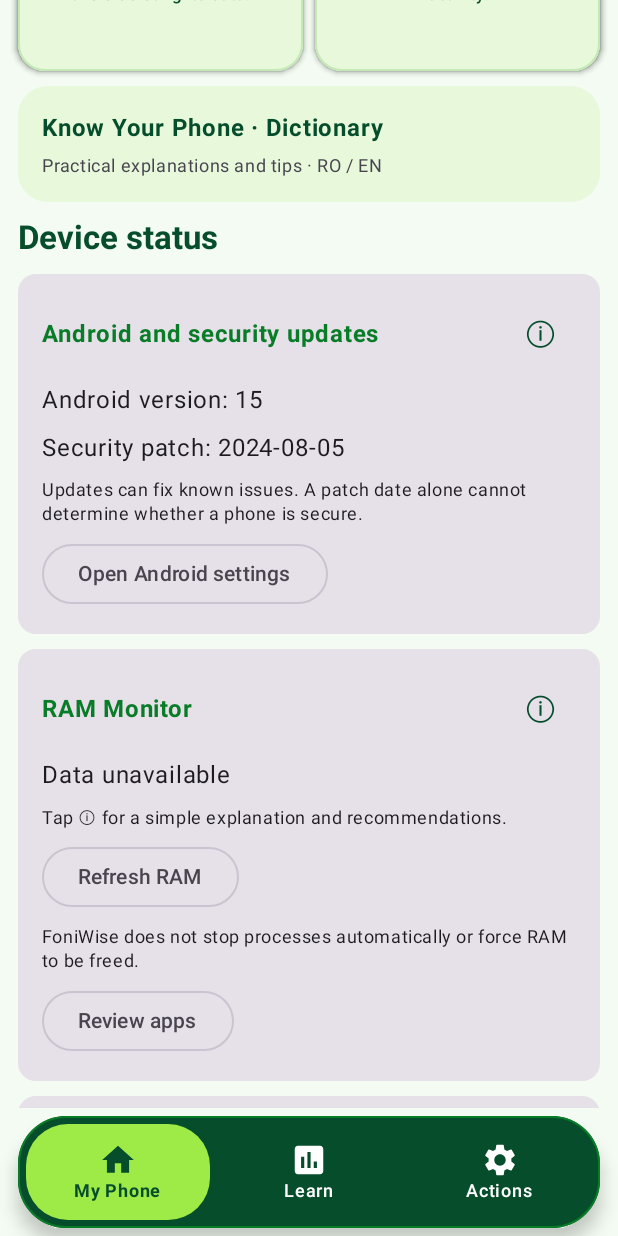
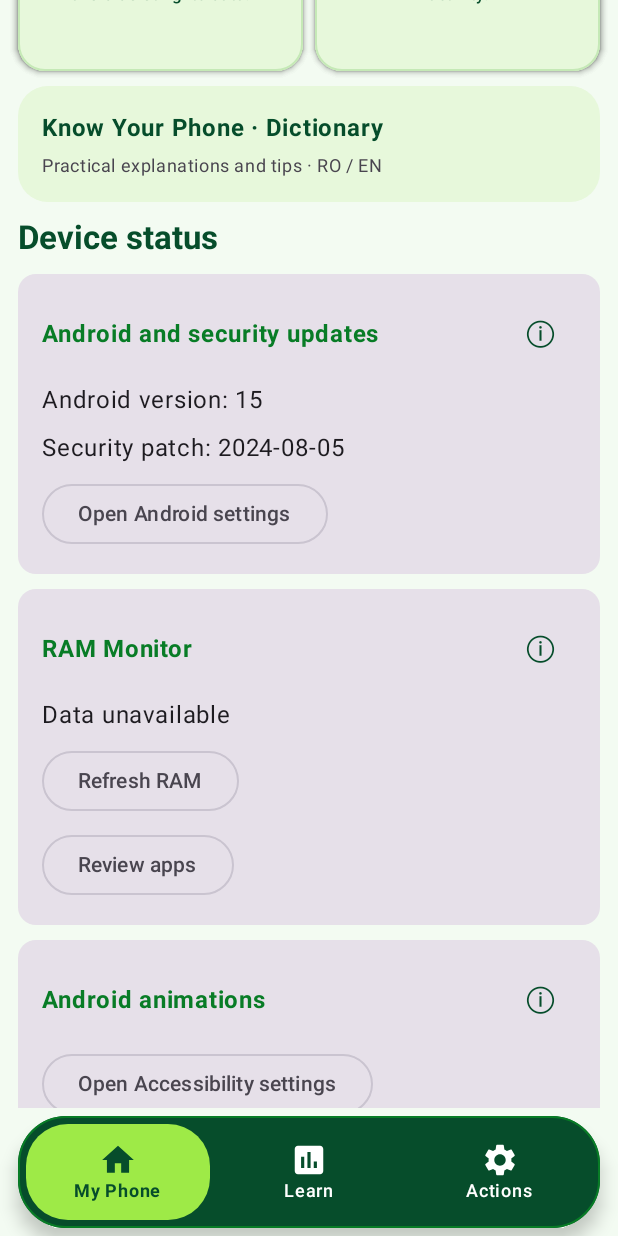
Before and after one commit to TrestianuA/SAFEGUARD-Android, an Android app built with Jetpack Compose: the composable SafeguardScreen called with empty values, scrolled down 516 dp, on a phone screen of 412 x 824 dp. Run offline under Robolectric (Android 15) with nearby library versions, the phone set to English and light mode, and no system bars.

Commit message:
ux: remove redundant device-card prose while retaining detailed guidance

```diff
--- a/app/src/main/java/com/safeguard/android/MainActivity.kt
+++ b/app/src/main/java/com/safeguard/android/MainActivity.kt
@@ -940,10 +940,6 @@ private fun DeviceHealthCards(context: Context, helpEnglish: Boolean, onLanguage
             val patch = Build.VERSION.SECURITY_PATCH.takeIf { it.isNotBlank() }
             Text((if (helpEnglish) "Security patch: " else "Patch de securitate: ") +
                 (patch ?: if (helpEnglish) "Not reported by Android" else "Neraportat de Android"))
-            Text(if (helpEnglish)
-                "Updates can fix known issues. A patch date alone cannot determine whether a phone is secure."
-                else "Actualizările pot remedia probleme cunoscute. Data patch-ului nu stabilește singură dacă telefonul este sigur.",
-                style = MaterialTheme.typography.bodySmall)
             OutlinedButton(onClick = { launchSettings(context, Intent(Settings.ACTION_SETTINGS)) }) {
                 Text(if (helpEnglish) "Open Android settings" else "Deschide setările Android")
             }
@@ -982,7 +978,6 @@ private fun DeviceHealthCards(context: Context, helpEnglish: Boolean, onLanguage
                 Text((if (helpEnglish) "Available: %.1f GB of %.1f GB" else "Disponibil: %.1f GB din %.1f GB").format(memorySnapshot.availMem / 1073741824.0, memorySnapshot.totalMem / 1073741824.0))
                 Text(if (memorySnapshot.lowMemory) { if (helpEnglish) "Android reports memory pressure." else "Android raportează presiune asupra memoriei." } else { if (helpEnglish) "Android does not report critically low memory." else "Android nu raportează memorie critic de redusă." })
             } else Text(if (helpEnglish) "Data unavailable" else "Date indisponibile")
-            Text(if (helpEnglish) "Tap ⓘ for a simple explanation and recommendations." else "Apasă ⓘ pentru explicații simple și recomandări.", style = MaterialTheme.typography.bodySmall)
             if (memorySnapshot != null && hasValidRamReading(memorySnapshot)) {
                 Text(if (helpEnglish) "Advice based on this reading:" else "Sfat adaptat măsurătorii:", fontWeight = FontWeight.SemiBold, color = green)
                 Text(
@@ -994,7 +989,6 @@ private fun DeviceHealthCards(context: Context, helpEnglish: Boolean, onLanguage
                 )
             }
             OutlinedButton(onClick = { memory = readDeviceMemory(context) }) { Text(if (helpEnglish) "Refresh RAM" else "Actualizează RAM") }
-            Text(if (helpEnglish) "FoniWise does not stop processes automatically or force RAM to be freed." else "FoniWise nu oprește automat procese și nu eliberează forțat RAM.", style = MaterialTheme.typography.bodySmall)
             OutlinedButton(onClick = { launchSettings(context, Intent(Settings.ACTION_APPLICATION_SETTINGS)) }) { Text(if (helpEnglish) "Review apps" else "Verifică aplicațiile") }
         }
     }
@@ -1030,11 +1024,6 @@ private fun DeviceHealthCards(context: Context, helpEnglish: Boolean, onLanguage
                     Text("ⓘ", color = navy, style = MaterialTheme.typography.titleLarge)
                 }
             }
-            Text(
-                if (helpEnglish) "Animations are visual transitions between screens. Tap ⓘ for an explanation, safe steps and advice."
-                else "Animațiile sunt efectele vizuale dintre ecrane. Apasă ⓘ pentru explicații, pași siguri și recomandări.",
-                style = MaterialTheme.typography.bodySmall
-            )
             OutlinedButton(onClick = { launchSettings(context, Intent(Settings.ACTION_ACCESSIBILITY_SETTINGS)) }) {
                 Text(if (helpEnglish) "Open Accessibility settings" else "Deschide Accesibilitate")
             }
@@ -1065,9 +1054,7 @@ private fun DeviceHealthCards(context: Context, helpEnglish: Boolean, onLanguage
         Column(Modifier.padding(16.dp), verticalArrangement = Arrangement.spacedBy(8.dp)) {
             Text(if (helpEnglish) "Battery" else "Baterie", fontWeight = FontWeight.Bold, color = green)
             Text(if (battery == null) (if (helpEnglish) "Data unavailable" else "Date indisponibile") else (if (helpEnglish) "Battery level: $battery%" else "Nivel baterie: $battery%"))
-            Text(if (helpEnglish) "How can it help you?" else "Cum te poate ajuta?", fontWeight = FontWeight.SemiBold, color = green)
             Text(if (helpEnglish) "The battery percentage helps you decide when to charge. For unusual drain, check Android battery usage before changing settings." else "Procentul bateriei te ajută să decizi când să încarci telefonul. Dacă bateria se consumă neobișnuit, verifică utilizarea în Android înainte să schimbi setări.", style = MaterialTheme.typography.bodySmall)
-            Text(if (helpEnglish) "FoniWise does not automatically change power settings." else "FoniWise nu modifică automat setările de energie.", style = MaterialTheme.typography.bodySmall)
             OutlinedButton(onClick = { showBatteryGuide = true }) {
                 Text(if (helpEnglish) "Battery saving guide" else "Ghid pentru economisirea bateriei")
             }
```
